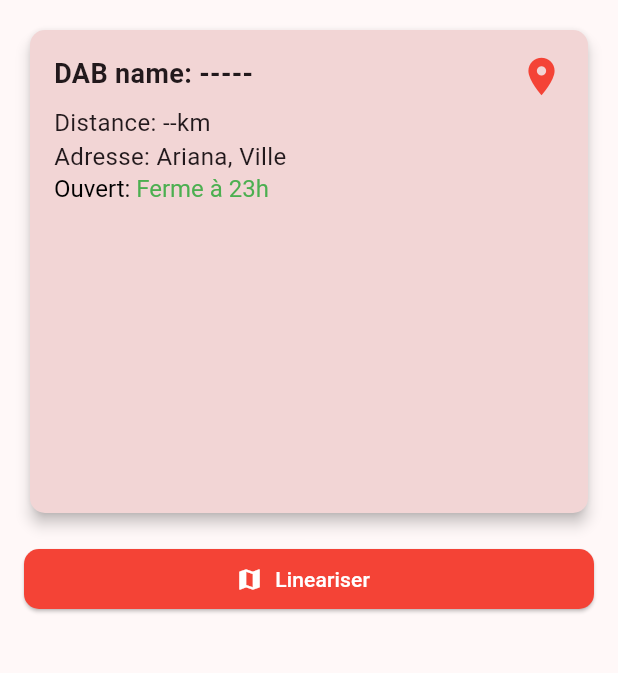
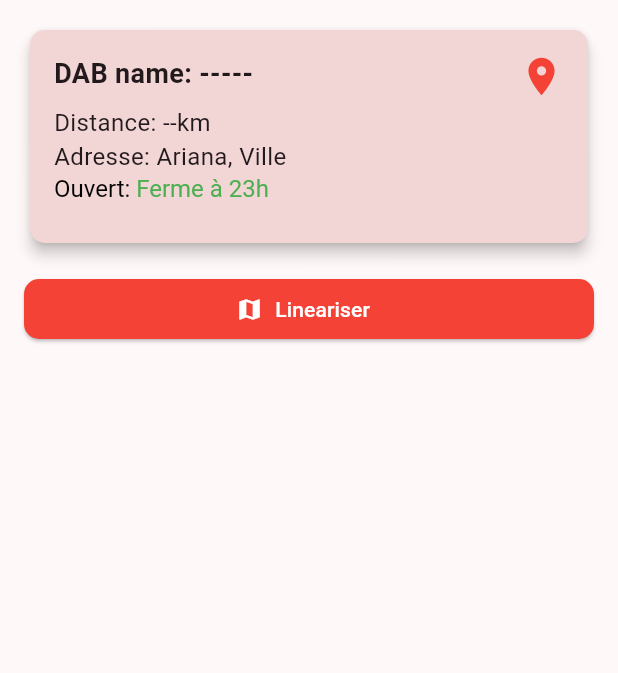
Before and after one commit to Douroub/TunisysApp, a Flutter app: the DabCltDetails screen opened directly, on a phone screen of 412 x 824 dp, the part 84-757 px from its top. Run offline on Flutter 3.47's test engine with Material 3 defaults, Android fonts, the phone set to English and light mode, and no system bars.

Commit message:
first commit

```diff
--- a/lib/screens/client/dab_clt_details.dart
+++ b/lib/screens/client/dab_clt_details.dart
@@ -48,7 +48,7 @@ class _DabCltDetailsState extends State<DabCltDetails> {
           children: [
             Container(
               width: 400, // Set your desired width
-              height: 330, // Set your desired height
+              height: 150, // Set your desired height
               child: Card(
                 color:
                     Color(0xFFF2D5D5), // Set the background color of the card
--- a/pubspec.yaml
+++ b/pubspec.yaml
@@ -30,8 +30,11 @@ environment:
 dependencies:
   flutter:
     sdk: flutter
+
   url_launcher: ^6.1.5
-  geolocator: ^7.6.2
+  #geolocator: ^7.6.2
+  geolocator: ^9.0.0
+  geocoding: ^2.0.0
   # The following adds the Cupertino Icons font to your application.
   # Use with the CupertinoIcons class for iOS style icons.
   cupertino_icons: ^1.0.6
```
Also changed, not shown: lib/screens/client/dabs_clt_info.dart (+11 -0 lines), pubspec.lock, 2 other files.
